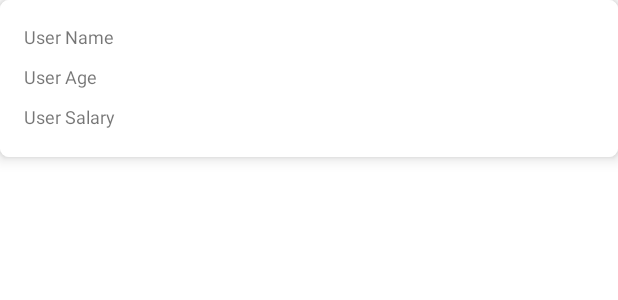
After one commit to animesh1491/RecyclerviewUsingDataBinding, an Android app: the layout row_user_information.xml on its own in the app's theme, with its tools: preview values and no code run, on a phone screen of 412 x 824 dp. The commit adds this screen. Shown: the top 300 px of the screen. Run offline under Robolectric (Android 15) with nearby library versions, the phone set to English and light mode, and no system bars.

Commit message:
App name update and some UI files

```diff
--- /dev/null
+++ b/app/src/main/res/layout/row_user_information.xml
@@ -0,0 +1,89 @@
+<?xml version="1.0" encoding="utf-8"?>
+
+<layout xmlns:android="http://schemas.android.com/apk/res/android"
+    xmlns:app="http://schemas.android.com/apk/res-auto">
+
+    <data>
+
+        <variable
+            name="userData"
+            type="com.example.simplerecyclerview.model.User" />
+
+    </data>
+
+    <androidx.cardview.widget.CardView
+        android:layout_width="match_parent"
+        android:layout_height="wrap_content"
+        app:cardCornerRadius="6dp"
+        app:cardElevation="6dp">
+
+        <androidx.constraintlayout.widget.ConstraintLayout
+            android:layout_width="match_parent"
+            android:layout_height="match_parent"
+            android:background="@color/white"
+            android:padding="16dp">
+
+            <TextView
+                android:id="@+id/tv_user_name"
+                android:layout_width="wrap_content"
+                android:layout_height="wrap_content"
+                android:text="User Name"
+                android:textSize="12sp"
+                app:layout_constraintStart_toStartOf="parent"
+                app:layout_constraintTop_toTopOf="parent" />
+
+            <TextView
+                android:id="@+id/tv_user_name_data"
+                android:layout_width="wrap_content"
+                android:layout_height="wrap_content"
+                android:layout_marginStart="10dp"
+                android:textSize="14sp"
+                android:text="@{userData.userName}"
+                app:layout_constraintStart_toEndOf="@id/tv_user_name"
+                app:layout_constraintTop_toTopOf="parent" />
+
+            <TextView
+                android:id="@+id/tv_user_age"
+                android:layout_width="wrap_content"
+                android:layout_height="wrap_content"
+                android:layout_marginTop="10dp"
+                android:text="User Age"
+                android:textSize="12sp"
+                app:layout_constraintStart_toStartOf="parent"
+                app:layout_constraintTop_toBottomOf="@+id/tv_user_name" />
+
+            <TextView
+                android:id="@+id/tv_user_age_data"
+                android:layout_width="wrap_content"
+                android:layout_height="wrap_content"
+                android:layout_marginStart="10dp"
+                android:textSize="14sp"
+                android:text="@{userData.userAge}"
+                app:layout_constraintStart_toEndOf="@id/tv_user_age"
+                app:layout_constraintTop_toTopOf="@id/tv_user_age" />
+
+            <TextView
+                android:id="@+id/tv_user_salary"
+                android:layout_width="wrap_content"
+                android:layout_height="wrap_content"
+                android:layout_marginTop="10dp"
+                android:text="User Salary"
+                android:textSize="12sp"
+                app:layout_constraintStart_toStartOf="parent"
+                app:layout_constraintTop_toBottomOf="@+id/tv_user_age" />
+
+            <TextView
+                android:id="@+id/tv_user_salary_data"
+                android:layout_width="wrap_content"
+                android:layout_height="wrap_content"
+                android:layout_marginStart="10dp"
+                android:textSize="14sp"
+                android:text="@{userData.userSalary}"
+                app:layout_constraintStart_toEndOf="@id/tv_user_salary"
+                app:layout_constraintTop_toTopOf="@+id/tv_user_salary" />
+
+        </androidx.constraintlayout.widget.ConstraintLayout>
+
+    </androidx.cardview.widget.CardView>
+
+</layout>
--- a/app/src/main/res/values/strings.xml
+++ b/app/src/main/res/values/strings.xml
@@ -1,4 +1,4 @@
 <resources>
-    <string name="app_name">SimpleRecyclerView</string>
+    <string name="app_name">SimpleRecyclerViewUsingDataBinding</string>
     <string name="label_user_information">User Information</string>
 </resources>
--- /dev/null
+++ b/settings.gradle
@@ -0,0 +1,2 @@
+include ':app'
+rootProject.name = "SimpleRecyclerView"
```
Also changed, not shown: gradle/wrapper/gradle-wrapper.properties (added), 5 other files.
